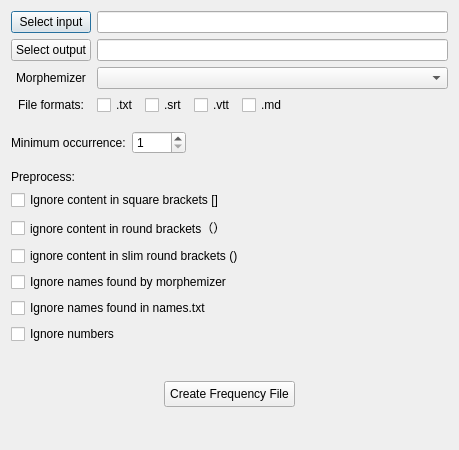
mortii/anki-morphs, file ankimorphs/ui/frequency_file_generator.ui: the form before one commit.
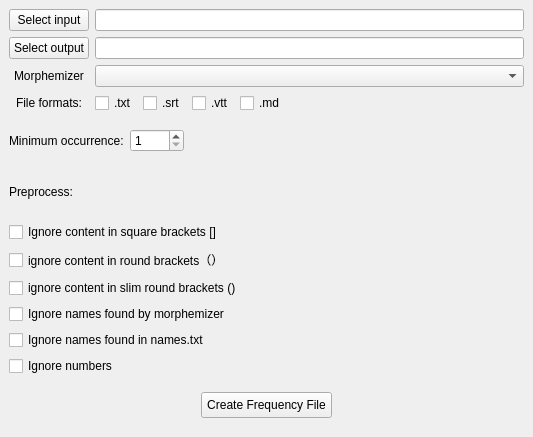
The form after the commit.

Commit message: changed generators to main windows (#173)

Patch:
```diff
--- a/ankimorphs/ui/frequency_file_generator.ui
+++ b/ankimorphs/ui/frequency_file_generator.ui
@@ -1,38 +1,40 @@
 <?xml version="1.0" encoding="UTF-8"?>
 <ui version="4.0">
- <class>FrequencyFileGeneratorDialog</class>
- <widget class="QDialog" name="FrequencyFileGeneratorDialog">
+ <class>FrequencyFileGeneratorWindow</class>
+ <widget class="QMainWindow" name="FrequencyFileGeneratorWindow">
   <property name="geometry">
    <rect>
     <x>0</x>
     <y>0</y>
-    <width>459</width>
-    <height>450</height>
+    <width>533</width>
+    <height>437</height>
    </rect>
   </property>
-  <property name="sizePolicy">
-   <sizepolicy hsizetype="Preferred" vsizetype="Fixed">
-    <horstretch>0</horstretch>
-    <verstretch>0</verstretch>
-   </sizepolicy>
-  </property>
-  <property name="minimumSize">
-   <size>
-    <width>0</width>
-    <height>450</height>
-   </size>
-  </property>
   <property name="maximumSize">
    <size>
     <width>16777215</width>
-    <height>450</height>
+    <height>16777215</height>
    </size>
   </property>
   <property name="windowTitle">
    <string>Frequency File Generator</string>
   </property>
-  <layout class="QVBoxLayout" name="verticalLayout_4">
-   <item>
+  <property name="layoutDirection">
+   <enum>Qt::LeftToRight</enum>
+  </property>
+  <widget class="QWidget" name="centralwidget">
+   <property name="sizePolicy">
+    <sizepolicy hsizetype="Preferred" vsizetype="Preferred">
+     <horstretch>0</horstretch>
+     <verstretch>0</verstretch>
+    </sizepolicy>
+   </property>
+   <property name="maximumSize">
+    <size>
+     <width>16777215</width>
+     <height>437</height>
+    </size>
+   </property>
     <layout class="QVBoxLayout" name="verticalLayout_3">
      <item>
       <layout class="QHBoxLayout" name="horizontalLayout">
@@ -142,7 +144,7 @@
       </layout>
      </item>
      <item>
-      <layout class="QHBoxLayout" name="horizontalLayout_2">
+     <layout class="QHBoxLayout" name="horizontalLayout_2" stretch="0,0,0">
        <property name="topMargin">
         <number>10</number>
        </property>
@@ -183,6 +185,9 @@
        <property name="topMargin">
         <number>10</number>
        </property>
+      <property name="bottomMargin">
+       <number>0</number>
+      </property>
        <item>
         <widget class="QLabel" name="label_4">
          <property name="text">
@@ -234,7 +239,7 @@
        </item>
       </layout>
      </item>
-     <item alignment="Qt::AlignHCenter|Qt::AlignVCenter">
+    <item alignment="Qt::AlignHCenter">
       <widget class="QPushButton" name="createFrequencyFileButton">
        <property name="styleSheet">
         <string notr="true">margin-top: 10px;
@@ -247,8 +252,7 @@
       </widget>
      </item>
     </layout>
-   </item>
-  </layout>
+  </widget>
  </widget>
  <resources/>
  <connections/>
```
Lines whose indentation alone changed are shown as unchanged. The commit also changes 6 other files.
